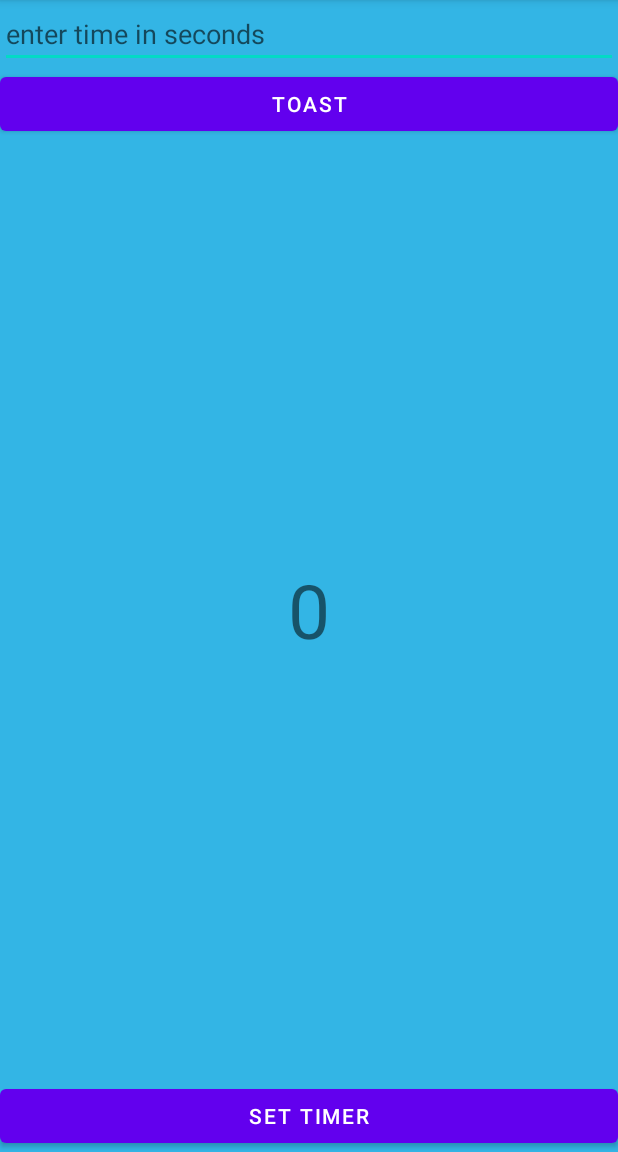
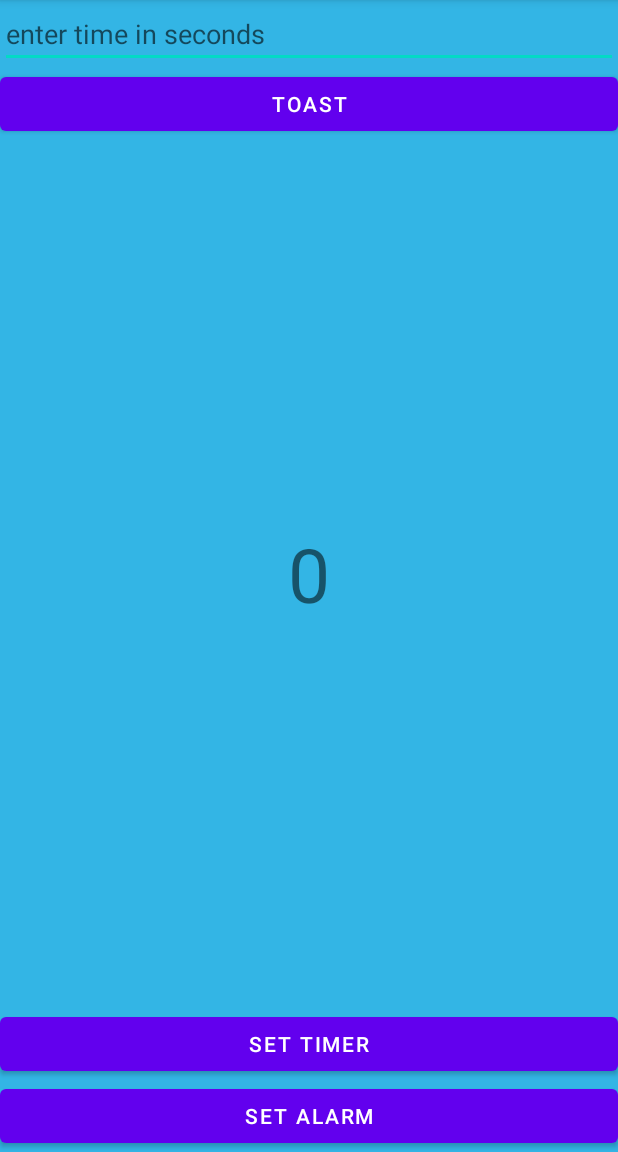
Before and after one commit to abdultanveer/Firstapp, an Android app: the screen it shows after launch (CounterActivity), on a phone screen of 412 x 824 dp, the part 84-1236 px from its top. Run offline under Robolectric (Android 15) with nearby library versions, the phone set to English and light mode, and no system bars.

Commit message:
alarm manager

```diff
--- a/app/src/main/res/layout/activity_counter.xml
+++ b/app/src/main/res/layout/activity_counter.xml
@@ -39,7 +39,12 @@
         android:layout_height="wrap_content"
         android:text="set timer" />
 
-
+    <Button
+        android:id="@+id/button"
+        android:onClick="setAlarm"
+        android:layout_width="match_parent"
+        android:layout_height="wrap_content"
+        android:text="set Alarm" />
 
 
 </LinearLayout>
```
Also changed, not shown: app/src/main/java/com/abdul/firstapp/CounterActivity.kt (+11 -0 lines).
